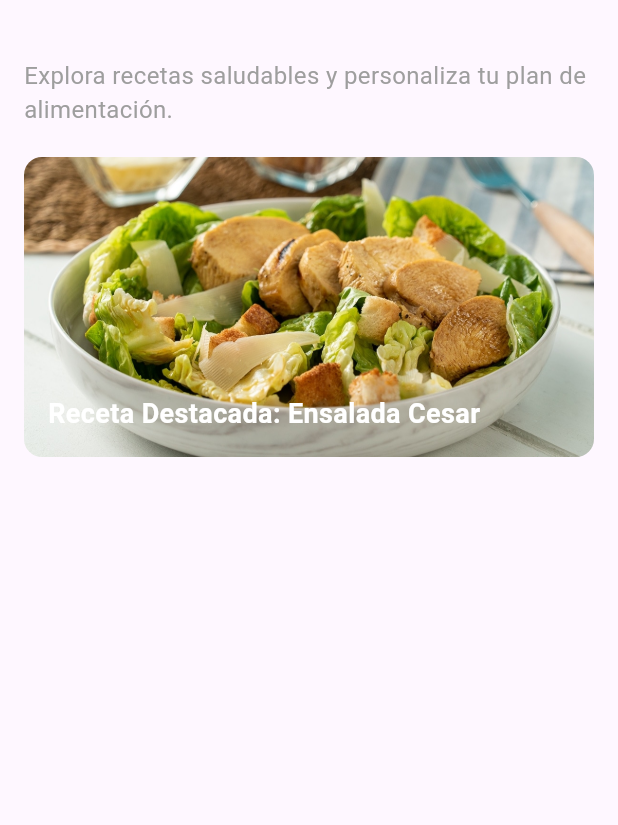
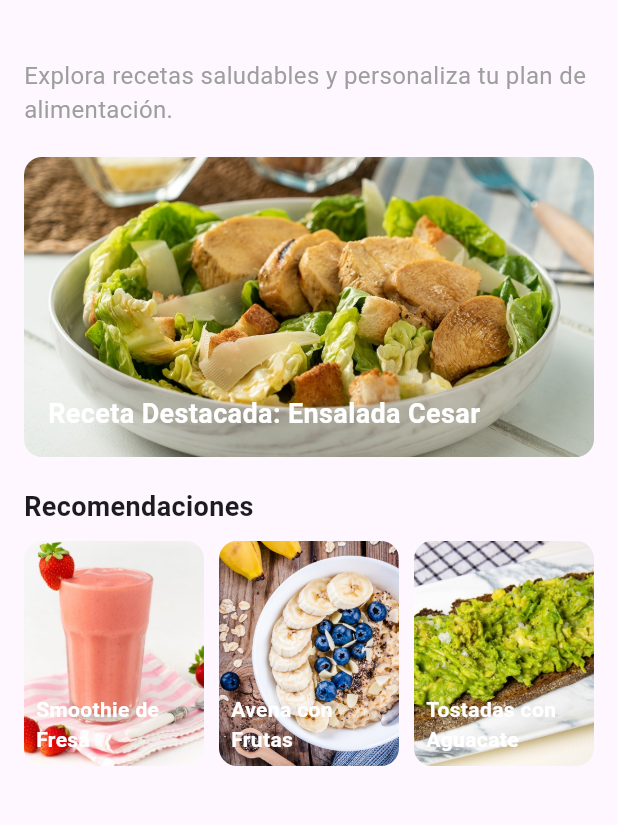
Before and after one commit to Ipeross/Examen_Moviles_Feast_Fit_IPO, a Flutter app: the HomeScreen screen opened directly, on a phone screen of 412 x 824 dp, the part 65-890 px from its top. Run offline on Flutter 3.47's test engine with Material 3 defaults, Android fonts, the phone set to English and light mode, and no system bars.

Commit message:
Widgets buildRecipeCard inside buildRecommendedRecipes created.

```diff
--- a/lib/screens/home_screen.dart
+++ b/lib/screens/home_screen.dart
@@ -25,6 +25,8 @@ class HomeScreen extends StatelessWidget {
               child: ListView(
                 children: [
                   _buildFeaturedRecipe(context),
+                  const SizedBox(height: 20),
+                  _buildRecommendedRecipes(context),
                 ],
               ),
             ),
@@ -60,4 +62,62 @@ class HomeScreen extends StatelessWidget {
       ),
     );
   }
+
+  Widget _buildRecommendedRecipes(BuildContext context) {
+    return Column(
+      crossAxisAlignment: CrossAxisAlignment.start,
+      children: [
+        const Text(
+          'Recomendaciones',
+          style: TextStyle(fontSize: 18, fontWeight: FontWeight.bold),
+        ),
+        const SizedBox(height: 10),
+        SizedBox(
+          height: 150,
+          child: ListView(
+            scrollDirection: Axis.horizontal,
+            children: [
+              _buildRecipeCard('Smoothie de Fresa', 'assets/smoothie.jpg'),
+              _buildRecipeCard('Avena con Frutas', 'assets/oatmeal.jpg'),
+              _buildRecipeCard('Tostadas con Aguacate', 'assets/aguacate.jpg'),
+            ],
+          ),
+        ),
+      ],
+    );
+  }
+
+  Widget _buildRecipeCard(String title, String imagePath) {
+    return Padding(
+      padding: const EdgeInsets.only(right: 10),
+      child: ClipRRect(
+        borderRadius: BorderRadius.circular(12),
+        child: Stack(
+          children: [
+            Image.asset(
+              imagePath,
+              width: 120,
+              height: 150,
+              fit: BoxFit.cover,
+            ),
+            Container(
+              width: 120,
+              height: 150,
+              child: Align(
+                alignment: Alignment.bottomLeft,
+                child: Padding(
+                  padding: const EdgeInsets.all(8.0),
+                  child: Text(
+                    title,
+                    style: const TextStyle(
+                        color: Colors.white, fontWeight: FontWeight.bold),
+                  ),
+                ),
+              ),
+            ),
+          ],
+        ),
+      ),
+    );
+  }
 }
```
